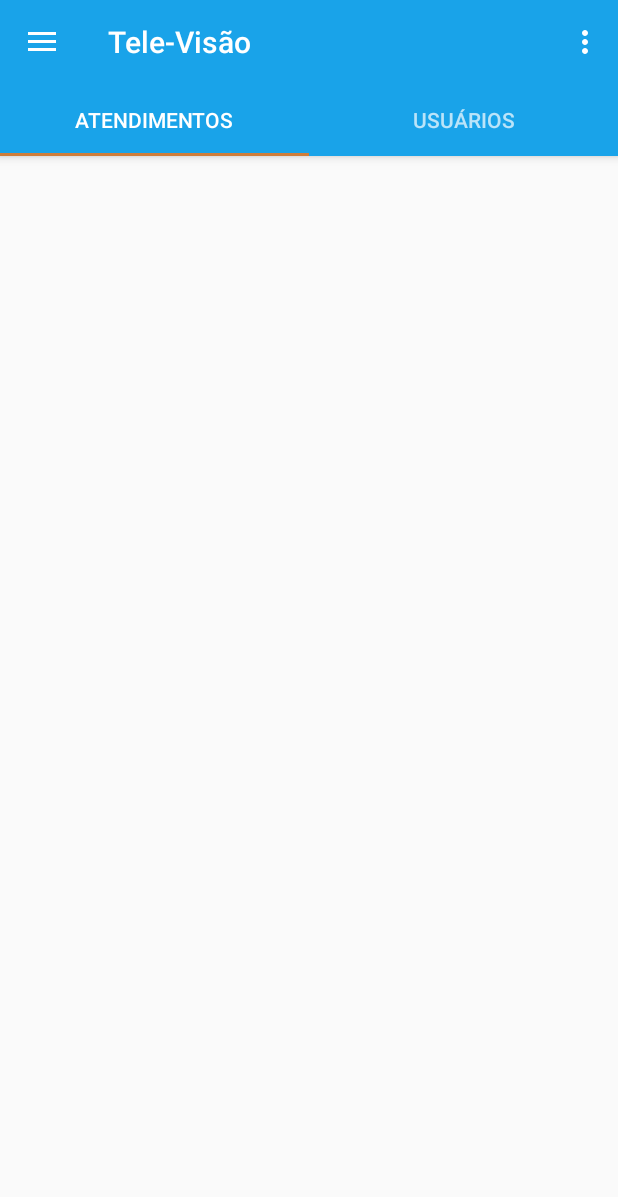
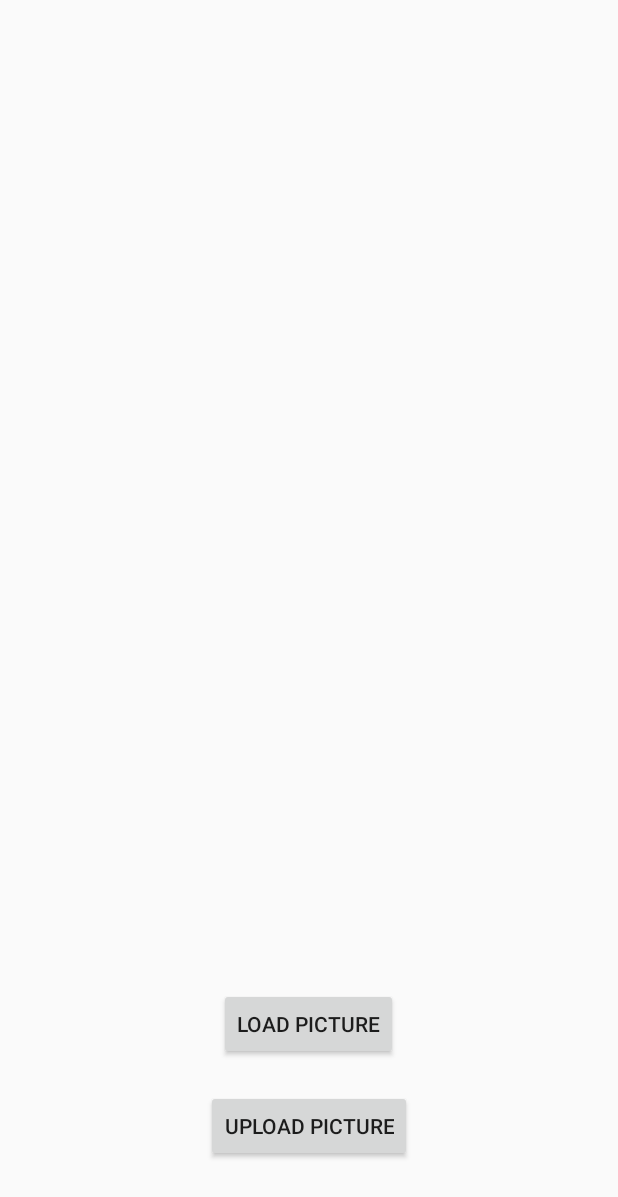
Before and after one commit to giovaninb/TeleVisao, an Android app: the DashboardActivity screen opened directly, with no data from a screen before it, after a tap on "Histórico", on a phone screen of 412 x 824 dp. Shown: the top 1197 px of the screen. Run offline under Robolectric (Android 15) with nearby library versions, the phone set to English and light mode, and no system bars; our stand-ins replace Volley; network calls fail; 1 other tap on this screen came first.

Commit message:
Envio de imagens do app para servidor esta funcional. Foi criado uma classe de teste chamada ImageGalleryDemoActivity que pega uma imagem da galeria e ao clicar em upload faz o upload da mesma para o servidor e exibe a url final.

```diff
--- a/app/src/main/java/br/edu/ufcspa/giovanib/televisao/controle/DashboardActivity.java
+++ b/app/src/main/java/br/edu/ufcspa/giovanib/televisao/controle/DashboardActivity.java
@@ -177,6 +177,7 @@ public class DashboardActivity extends AppCompatActivity
             toast.show();
             return true;
         }
+
         if (id == R.id.action_about) {
             startActivity(new Intent(this, SobreActivity.class));
             return true;
@@ -301,6 +302,8 @@ public class DashboardActivity extends AppCompatActivity
 
         } else if (id == R.id.nav_password) {
             startActivity(new Intent(this, ChangePasswdActivity.class));
+        } else if(id== R.id.nav_historico){
+            startActivity(new Intent(this, ImageGalleryDemoActivity.class));
         }
 
         DrawerLayout drawer = (DrawerLayout) findViewById(R.id.drawer_layout);
--- /dev/null
+++ b/app/src/main/java/br/edu/ufcspa/giovanib/televisao/controle/ImageGalleryDemoActivity.java
@@ -0,0 +1,106 @@
+package br.edu.ufcspa.giovanib.televisao.controle;
+
+import android.Manifest;
+import android.app.Activity;
+import android.content.Intent;
+import android.content.pm.PackageManager;
+import android.database.Cursor;
+import android.graphics.BitmapFactory;
+import android.net.Uri;
+import android.os.Build;
+import android.os.Bundle;
+import android.provider.MediaStore;
+import android.support.v4.app.ActivityCompat;
+import android.support.v4.content.ContextCompat;
+import android.view.View;
+import android.widget.Button;
+import android.widget.ImageView;
+import android.widget.TextView;
+import android.widget.Toast;
+
+import java.io.File;
+
+import br.edu.ufcspa.giovanib.televisao.R;
+
+/**
+ * Created by icaromsc on 24/06/2017.
+ */
+
+public class ImageGalleryDemoActivity extends Activity {
+
+    private static int RESULT_LOAD_IMAGE = 1;
+    private static String UPLOAD_URL="http://angelo.inf.ufrgs.br/televisao/uploads/";
+    String picturePath;
+    TextView imgUrl;
+    /** Called when the activity is first created. */
+    @Override
+    public void onCreate(Bundle savedInstanceState) {
+        super.onCreate(savedInstanceState);
+        setContentView(R.layout.upload_image_demo);
+        Button buttonLoadImage = (Button) findViewById(R.id.buttonLoadPicture);
+        Button buttonUploadImage = (Button) findViewById(R.id.buttonUploadPicture);
+        imgUrl=(TextView) findViewById(R.id.txtImageUrl);
+        buttonLoadImage.setOnClickListener(new View.OnClickListener() {
+            @Override
+            public void onClick(View arg0) {
+
+                ActivityCompat.requestPermissions(ImageGalleryDemoActivity.this,
+                        new String[]{Manifest.permission.READ_EXTERNAL_STORAGE},1);
+            }
+        });
+        buttonUploadImage.setOnClickListener(new View.OnClickListener() {
+            @Override
+            public void onClick(View v) {
+                String[] pictures = {picturePath};
+                new UploadFilesAsync().execute(pictures);
+                File f = new File(picturePath);
+                String url=UPLOAD_URL+f.getName();
+                f=null;
+                imgUrl.setText(url);
+            }
+        });
+
+
+    }
+
+    @Override
+    protected void onActivityResult(int requestCode, int resultCode, Intent data) {
+        super.onActivityResult(requestCode, resultCode, data);
+        if (requestCode == RESULT_LOAD_IMAGE && resultCode == RESULT_OK && null != data) {
+            Uri selectedImage = data.getData();
+            String[] filePathColumn = { MediaStore.Images.Media.DATA };
+            Cursor cursor = getContentResolver().query(selectedImage,filePathColumn, null, null, null);
+            cursor.moveToFirst();
+            int columnIndex = cursor.getColumnIndex(filePathColumn[0]);
+            picturePath = cursor.getString(columnIndex);
+            cursor.close();
+            ImageView imageView = (ImageView) findViewById(R.id.imgView);
+            imageView.setImageBitmap(BitmapFactory.decodeFile(picturePath));
+
+        }
+    }
+
+    @Override
+    public void onRequestPermissionsResult(int requestCode, String permissions[], int[] grantResults) {
+        switch (requestCode) {
+            case 1: {
+                // If request is cancelled, the result arrays are empty.
+                if (grantResults.length > 0
+                        && grantResults[0] == PackageManager.PERMISSION_GRANTED) {
+                    // permission granted and now can proceed
+                    Intent i = new Intent(Intent.ACTION_PICK,android.provider.MediaStore.Images.Media.EXTERNAL_CONTENT_URI);
+                    startActivityForResult(i, RESULT_LOAD_IMAGE);
+
+                } else {
+
+                    // permission denied, boo! Disable the
+                    // functionality that depends on this permission.
+                    Toast.makeText(ImageGalleryDemoActivity.this, "Permission denied to read your External storage", Toast.LENGTH_SHORT).show();
+                }
+                return;
+            }
+            // add other cases for more permissions
+        }
+    }
+
+}
--- a/app/src/main/java/br/edu/ufcspa/giovanib/televisao/controle/SplashScreenActivity.java
+++ b/app/src/main/java/br/edu/ufcspa/giovanib/televisao/controle/SplashScreenActivity.java
@@ -24,7 +24,7 @@ public class SplashScreenActivity extends AppCompatActivity {
         super.onCreate(savedInstanceState);
         setContentView(R.layout.activity_splash_screen);
 
-        ListarAtendimentosClient client = new ListarAtendimentosClient(this);
+        /*ListarAtendimentosClient client = new ListarAtendimentosClient(this);
         ListarAtendimentosRequest request = new ListarAtendimentosRequest();
         GsonBuilder builder = new GsonBuilder();
         Gson gson = builder.create();
@@ -34,7 +34,7 @@ public class SplashScreenActivity extends AppCompatActivity {
             client.post(new JSONObject(gson.toJson(request)));
         } catch (JSONException e) {
             e.printStackTrace();
-        }
+        }*/
 
         Handler handle = new Handler();
         handle.postDelayed(new Runnable() {
--- /dev/null
+++ b/app/src/main/res/layout/upload_image_demo.xml
@@ -0,0 +1,48 @@
+<?xml version="1.0" encoding="utf-8"?>
+<LinearLayout xmlns:android="http://schemas.android.com/apk/res/android"
+    android:orientation="vertical" android:layout_width="match_parent"
+    android:layout_height="match_parent">
+    <ImageView
+        android:id="@+id/imgView"
+        android:layout_width="match_parent"
+        android:layout_weight="0.7"
+        android:layout_margin="10dp"
+        android:layout_height="match_parent">
+    </ImageView>
+
+    <Button
+        android:layout_height="wrap_content"
+        android:text="Load Picture"
+        android:layout_margin="10dp"
+        android:gravity="center"
+        android:layout_width="wrap_content"
+        android:id="@+id/buttonLoadPicture"
+        android:layout_weight="0"
+        android:layout_gravity="center">
+    </Button>
+
+    <Button
+        android:layout_height="wrap_content"
+        android:text="UPLOAD Picture"
+        android:gravity="center"
+        android:layout_width="wrap_content"
+        android:layout_margin="10dp"
+        android:id="@+id/buttonUploadPicture"
+        android:layout_weight="0"
+        android:layout_gravity="center">
+    </Button>
+
+    <TextView
+        android:layout_height="wrap_content"
+        android:text=""
+        android:gravity="center"
+        android:layout_width="wrap_content"
+        android:layout_margin="10dp"
+        android:id="@+id/txtImageUrl"
+        android:layout_weight="0"
+        android:autoLink="web"
+        android:layout_gravity="center">
+    </TextView>
+
+
+</LinearLayout>
```
Also changed, not shown: app/src/main/AndroidManifest.xml (+8 -0 lines), app/src/main/java/br/edu/ufcspa/giovanib/televisao/controle/UploadFilesAsync.java (added, +173 -0 lines).
